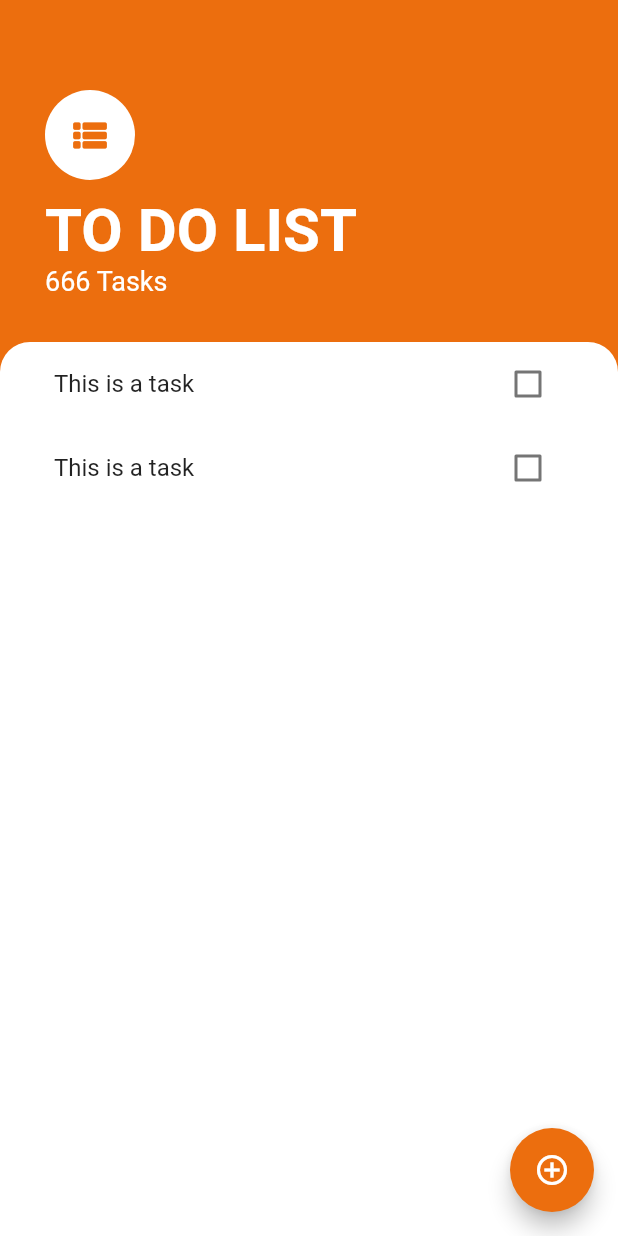
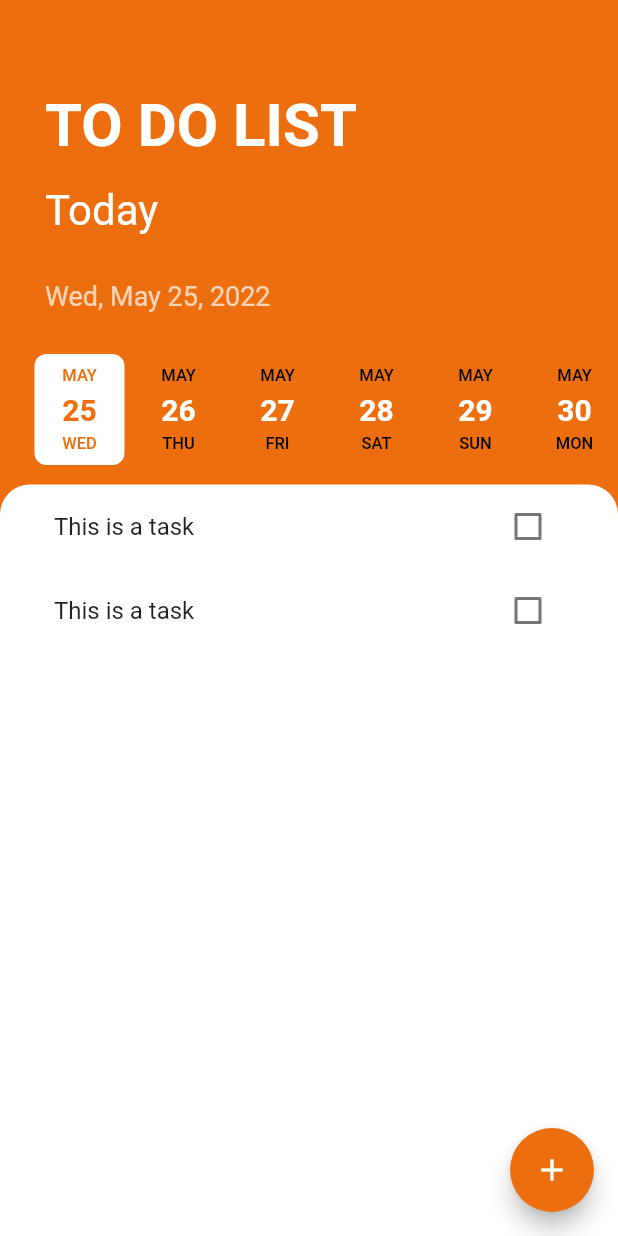
Before and after one commit to bineshburjamagar/todolist-app, a Flutter app: the screen it shows after launch, on a phone screen of 412 x 824 dp. Run offline on Flutter 3.47's test engine with Material 2 defaults, Android fonts, the phone set to English and light mode, and no system bars; drawn by our look-alikes of date_picker_timeline.

Commit message:
adding calander

```diff
--- a/todolist/lib/screens/task_screen.dart
+++ b/todolist/lib/screens/task_screen.dart
@@ -1,8 +1,16 @@
 import 'package:flutter/material.dart';
 import 'package:todolist/widgets/task_list.dart';
+import 'package:intl/intl.dart';
+import 'package:date_picker_timeline/date_picker_timeline.dart';
 
-class TasksScreen extends StatelessWidget {
+class TasksScreen extends StatefulWidget {
   const TasksScreen({Key? key}) : super(key: key);
+
+  @override
+  State<TasksScreen> createState() => _TasksScreenState();
+}
+
+class _TasksScreenState extends State<TasksScreen> {
   Widget buildButtomSheet(BuildContext context) {
     return Container();
   }
@@ -16,7 +24,7 @@ class TasksScreen extends StatelessWidget {
           showModalBottomSheet(context: context, builder: buildButtomSheet);
         },
         backgroundColor: const Color(0xFFEC6E0E),
-        child: const Icon(Icons.add_circle_outline),
+        child: const Icon(Icons.add),
       ),
       body: Column(
         crossAxisAlignment: CrossAxisAlignment.start,
@@ -26,30 +34,74 @@ class TasksScreen extends StatelessWidget {
                 top: 60.0, left: 30.0, right: 30.0, bottom: 30.0),
             child: Column(
               crossAxisAlignment: CrossAxisAlignment.start,
-              children: const [
-                CircleAvatar(
-                  child: Icon(
-                    Icons.view_list_rounded,
-                    size: 30.0,
-                    color: Color(0xFFEC6E0E),
-                  ),
-                  backgroundColor: Colors.white,
-                  radius: 30.0,
-                ),
-                SizedBox(height: 10.0),
-                Text(
+              children: [
+                // const CircleAvatar(
+                //   child: Icon(
+                //     Icons.view_list_rounded,
+                //     size: 30.0,
+                //     color: Color(0xFFEC6E0E),
+                //   ),
+                //   backgroundColor: Colors.white,
+                //   radius: 30.0,
+                // ),
+                // const SizedBox(height: 10.0),
+
+                const Text(
                   'TO DO LIST',
                   style: TextStyle(
                       color: Colors.white,
                       fontSize: 40,
                       fontWeight: FontWeight.w700),
                 ),
-                Text(
-                  '666 Tasks',
-                  style: TextStyle(color: Colors.white, fontSize: 18.0),
+                // const Text(
+                //   '666 Tasks',
+                //   style: TextStyle(color: Colors.white, fontSize: 18.0),
+                // ),
+                const SizedBox(
+                  height: 10,
+                ),
+                SizedBox(
+                  height: 40,
+                  child: Row(
+                    mainAxisAlignment: MainAxisAlignment.start,
+                    children: [
+                      Column(
+                        mainAxisAlignment: MainAxisAlignment.end,
+                        children: const [
+                          Text(
+                            'Today',
+                            style: TextStyle(color: Colors.white, fontSize: 28),
+                          ),
+                        ],
+                      ),
+                    ],
+                  ),
                 ),
               ],
             ),
+          ),
+          Padding(
+            padding: const EdgeInsets.only(left: 30.0, bottom: 5.0),
+            child: Text(DateFormat.yMMMEd().format(DateTime.now()),
+                style: const TextStyle(color: Colors.white70, fontSize: 18)),
+          ),
+          Container(
+            margin: const EdgeInsets.only(left: 20, top: 20),
+            child: DatePicker(
+              DateTime.now(),
+              height: 80.0,
+              width: 60.0,
+              initialSelectedDate: DateTime.now(),
+              selectionColor: Colors.white,
+              selectedTextColor: const Color(0xFFEC6E0E),
+              dateTextStyle: const TextStyle(
+                  fontSize: 20,
+                  fontWeight: FontWeight.w600,
+                  color: Colors.white),
+            ),
+          ),
+          const SizedBox(
+            height: 10.0,
           ),
           Expanded(
             child: Container(
--- a/todolist/lib/widgets/task_list.dart
+++ b/todolist/lib/widgets/task_list.dart
@@ -9,7 +9,7 @@ class TaskList extends StatelessWidget {
   @override
   Widget build(BuildContext context) {
     return ListView(
-      children: [
+      children: const [
         TaskTile(),
         TaskTile(),
       ],
--- a/todolist/pubspec.yaml
+++ b/todolist/pubspec.yaml
@@ -34,6 +34,9 @@ dependencies:
   # The following adds the Cupertino Icons font to your application.
   # Use with the CupertinoIcons class for iOS style icons.
   cupertino_icons: ^1.0.2
+  table_calendar: ^3.0.5
+  intl: ^0.17.0
+  date_picker_timeline: ^1.2.3
 
 dev_dependencies:
   flutter_test:
```
Also changed, not shown: todolist/pubspec.lock.
